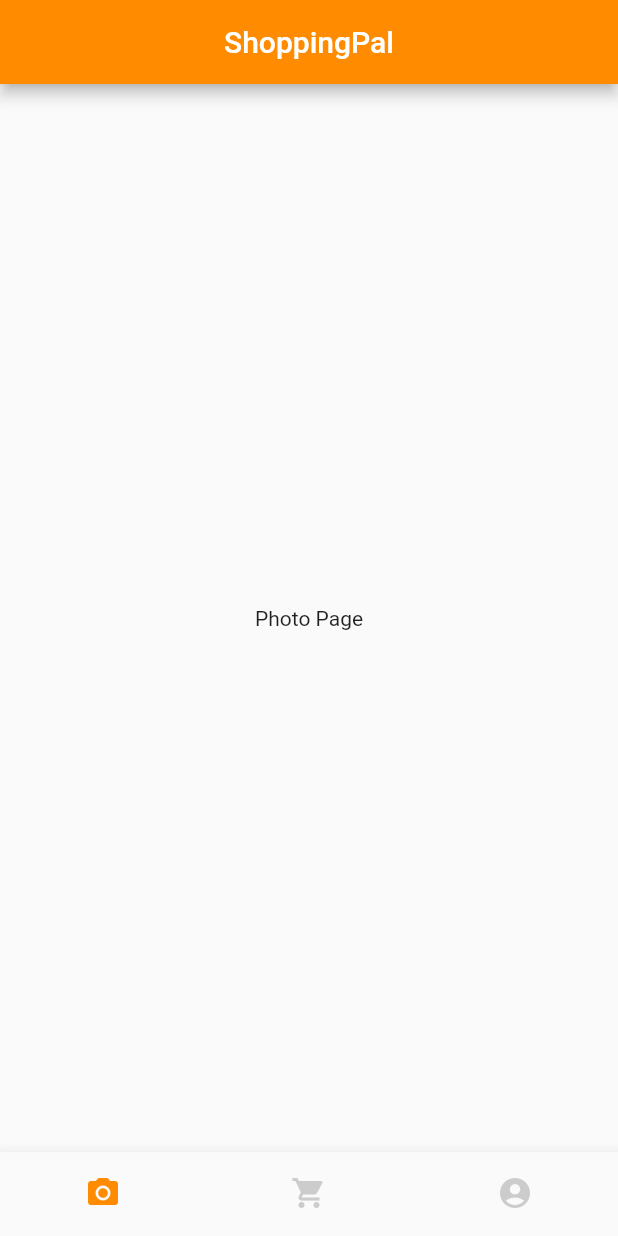
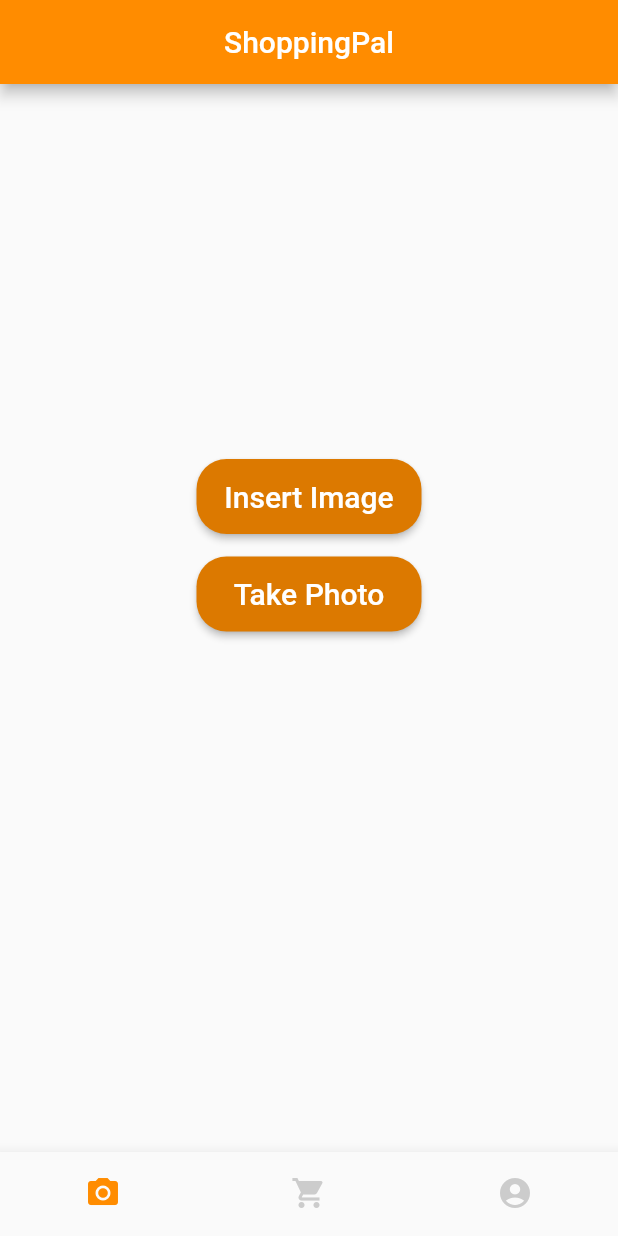
Before and after one commit to stefanfaur/ShoppingPal-frontend, a Flutter app: the screen it shows after launch, on a phone screen of 412 x 824 dp. Run offline on Flutter 3.47's test engine with Material 2 defaults, Android fonts, the phone set to English and light mode, and no system bars.

Commit message:
Added button for image functionality.

```diff
--- a/shoppingpal/lib/pages/photo.dart
+++ b/shoppingpal/lib/pages/photo.dart
@@ -1,12 +1,47 @@
 import 'package:flutter/material.dart';
 
-class PhotoPage extends StatelessWidget {
+class PhotoPage extends StatefulWidget {
   const PhotoPage({super.key});
 
   @override
+  State<PhotoPage> createState() => _PhotoPageState();
+}
+
+class _PhotoPageState extends State<PhotoPage> {
+  @override
   Widget build(BuildContext context) {
     return Container(
-      child: Center(child: Text("Photo Page")),
+      child: Center(
+        child: Column(
+          children: [
+            const SizedBox(
+              height: 250,
+              width: 250,
+            ),
+            CustomButton(title: 'Insert Image', onClick: () => {}),
+            const SizedBox(height: 15),
+            CustomButton(title: 'Take Photo', onClick: () => {})
+          ],
+        ),
+      ),
     );
   }
 }
+
+Widget CustomButton({
+  required String title,
+  required VoidCallback onClick,
+}) {
+  return Container(
+    child: ElevatedButton(
+      onPressed: onClick,
+      style: ElevatedButton.styleFrom(
+          backgroundColor: Color.fromRGBO(220, 121, 0, 1),
+          fixedSize: const Size(150, 50),
+          textStyle: const TextStyle(fontSize: 20, fontWeight: FontWeight.w500),
+          shape:
+              RoundedRectangleBorder(borderRadius: BorderRadius.circular(20))),
+      child: Text(title),
+    ),
+  );
+}
```
